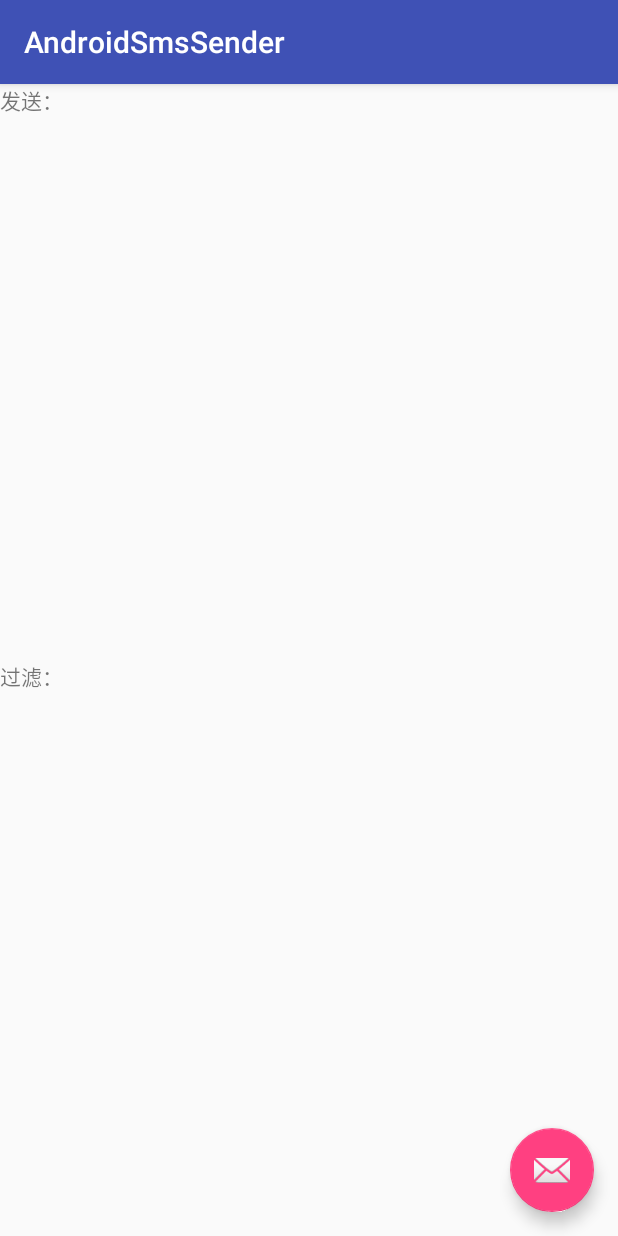
After one commit to yydcdut/AndroidSmsSender, an Android app: the fragment MainFragment shown on its own in the app's theme, on a phone screen of 412 x 824 dp. The commit adds this screen. Run offline under Robolectric (Android 15) with nearby library versions, the phone set to English and light mode, and no system bars.

Commit message:
First Stage

```diff
--- /dev/null
+++ b/app/src/main/java/com/yydcdut/sms/entity/SmsSender.kt
@@ -0,0 +1,6 @@
+package com.yydcdut.sms.entity
+
+/**
+ * Created by yuyidong on 2017/11/12.
+ */
+data class SmsSender(val address: String, val content: String)
--- /dev/null
+++ b/app/src/main/java/com/yydcdut/sms/fragment/MainFragment.kt
@@ -0,0 +1,47 @@
+package com.yydcdut.sms.fragment
+
+import android.content.Intent
+import android.os.Bundle
+import android.support.v4.app.Fragment
+import android.view.LayoutInflater
+import android.view.View
+import android.view.ViewGroup
+import com.yydcdut.sms.R
+import com.yydcdut.sms.entity.SmsSender
+import com.yydcdut.sms.observer.SmsObservable
+import com.yydcdut.sms.observer.SmsObserver
+import com.yydcdut.sms.service.SmsService
+import kotlinx.android.synthetic.main.frag_main.*
+
+/**
+ * Created by yuyidong on 2017/11/12.
+ */
+open class MainFragment : Fragment(), View.OnClickListener, SmsObservable {
+    companion object {
+        fun getInstance(): MainFragment {
+            return MainFragment()
+        }
+    }
+
+    override fun onCreateView(inflater: LayoutInflater, container: ViewGroup?, savedInstanceState: Bundle?): View? {
+        return inflater.inflate(R.layout.frag_main, null, false)
+    }
+
+    override fun onViewCreated(view: View?, savedInstanceState: Bundle?) {
+        super.onViewCreated(view, savedInstanceState)
+        fab_main.setOnClickListener(this)
+        SmsObserver.getInstance().register(this)
+    }
+
+    override fun onClick(v: View) {
+        startActivity(Intent(activity, SmsService::class.java))
+    }
+
+    override fun onReceiveSms(sms: SmsSender) {
+    }
+
+    override fun onDestroy() {
+        super.onDestroy()
+        SmsObserver.getInstance().unregister(this)
+    }
+}
--- /dev/null
+++ b/app/src/main/java/com/yydcdut/sms/observer/SmsObservable.kt
@@ -0,0 +1,10 @@
+package com.yydcdut.sms.observer
+
+import com.yydcdut.sms.entity.SmsSender
+
+/**
+ * Created by yuyidong on 2017/11/12.
+ */
+interface SmsObservable {
+    fun onReceiveSms(sms: SmsSender)
+}
--- /dev/null
+++ b/app/src/main/java/com/yydcdut/sms/observer/SmsObserver.kt
@@ -0,0 +1,32 @@
+package com.yydcdut.sms.observer
+
+import com.yydcdut.sms.entity.SmsSender
+
+/**
+ * Created by yuyidong on 2017/11/12.
+ */
+class SmsObserver private constructor() {
+    private val list: MutableList<SmsObservable> = mutableListOf()
+
+    companion object {
+        fun getInstance(): SmsObserver = Holder.sInstance
+    }
+
+    private object Holder {
+        val sInstance = SmsObserver()
+    }
+
+    fun register(observable: SmsObservable) {
+        list.add(observable)
+    }
+
+    fun unregister(observable: SmsObservable) {
+        list.remove(observable)
+    }
+
+    fun smsReceived(smsSender: SmsSender) {
+        for (smsObserver in list) {
+            smsObserver.onReceiveSms(smsSender)
+        }
+    }
+}
--- /dev/null
+++ b/app/src/main/res/layout/frag_main.xml
@@ -0,0 +1,68 @@
+<?xml version="1.0" encoding="utf-8"?>
+<FrameLayout
+    xmlns:android="http://schemas.android.com/apk/res/android"
+    xmlns:app="http://schemas.android.com/apk/res-auto"
+    android:layout_width="match_parent"
+    android:layout_height="match_parent">
+
+    <LinearLayout
+        android:layout_width="match_parent"
+        android:layout_height="match_parent"
+        android:orientation="vertical">
+
+        <ScrollView
+            android:layout_width="match_parent"
+            android:layout_height="0dp"
+            android:layout_weight="1">
+
+            <LinearLayout
+                android:layout_width="match_parent"
+                android:layout_height="match_parent"
+                android:orientation="vertical">
+
+                <TextView
+                    android:layout_width="match_parent"
+                    android:layout_height="wrap_content"
+                    android:text="发送："/>
+
+                <TextView
+                    android:id="@+id/txt_main_send"
+                    android:layout_width="match_parent"
+                    android:layout_height="match_parent"
+                    android:text=""/>
+            </LinearLayout>
+        </ScrollView>
+
+        <ScrollView
+            android:layout_width="match_parent"
+            android:layout_height="0dp"
+            android:layout_weight="1">
+
+            <LinearLayout
+                android:layout_width="match_parent"
+                android:layout_height="match_parent"
+                android:orientation="vertical">
+
+                <TextView
+                    android:layout_width="match_parent"
+                    android:layout_height="wrap_content"
+                    android:text="过滤："/>
+
+                <TextView
+                    android:id="@+id/txt_main_ignore"
+                    android:layout_width="match_parent"
+                    android:layout_height="match_parent"
+                    android:text=""/>
+            </LinearLayout>
+        </ScrollView>
+    </LinearLayout>
+
+    <android.support.design.widget.FloatingActionButton
+        android:id="@+id/fab_main"
+        android:layout_width="wrap_content"
+        android:layout_height="wrap_content"
+        android:layout_gravity="bottom|end"
+        android:layout_margin="@dimen/fab_margin"
+        app:srcCompat="@android:drawable/ic_dialog_email"/>
+
+</FrameLayout>
```
Also changed, not shown: app/src/main/AndroidManifest.xml (+13 -0 lines), app/src/main/java/com/yydcdut/sms/IgnoreNumberFragment.kt (deleted, +0 -17 lines), app/src/main/java/com/yydcdut/sms/MainActivity.kt (+28 -19 lines), app/src/main/java/com/yydcdut/sms/Utils.kt (added, +66 -0 lines), app/src/main/java/com/yydcdut/sms/fragment/IgnoreBaseFragment.kt (added, +22 -0 lines), app/src/main/java/com/yydcdut/sms/fragment/IgnoreNumberFragment.kt (added, +12 -0 lines), app/src/main/java/com/yydcdut/sms/fragment/IgnoreTextFragment.kt (added, +11 -0 lines), app/src/main/java/com/yydcdut/sms/receiver/SmsReceiver.kt (added, +60 -0 lines), app/src/main/java/com/yydcdut/sms/service/DemonService.kt (added, +13 -0 lines), app/src/main/java/com/yydcdut/sms/service/SmsService.kt (added, +80 -0 lines), app/src/main/res/layout/app_bar_main.xml (+5 -9 lines), app/src/main/res/layout/content_main.xml (+0 -8 lines), app/src/main/res/layout/frag_ignore.xml (added, +22 -0 lines), app/src/main/res/layout/frag_ignore_number.xml (deleted, +0 -7 lines), 1 more files.
